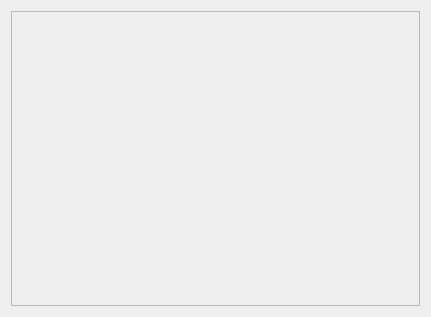
This is src/modules/ui/resourcebarwidget/resourcebarwidget.ui in michimussato/pypelyne2 as Qt 5 draws it before an edit. The edited form follows.
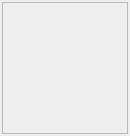
This is the edited form.

Patch:
```diff
--- a/src/modules/ui/resourcebarwidget/resourcebarwidget.ui
+++ b/src/modules/ui/resourcebarwidget/resourcebarwidget.ui
@@ -6,14 +6,20 @@
    <rect>
     <x>0</x>
     <y>0</y>
-    <width>431</width>
-    <height>317</height>
+    <width>130</width>
+    <height>136</height>
    </rect>
   </property>
   <property name="windowTitle">
    <string>Form</string>
   </property>
   <layout class="QGridLayout" name="gridLayout">
+   <property name="margin">
+    <number>2</number>
+   </property>
+   <property name="spacing">
+    <number>0</number>
+   </property>
    <item row="0" column="0">
     <widget class="QScrollArea" name="scroll_area">
      <property name="widgetResizable">
@@ -24,11 +30,17 @@
        <rect>
         <x>0</x>
         <y>0</y>
-        <width>405</width>
-        <height>291</height>
+        <width>124</width>
+        <height>130</height>
        </rect>
       </property>
       <layout class="QGridLayout" name="gridLayout_2">
+       <property name="margin">
+        <number>2</number>
+       </property>
+       <property name="spacing">
+        <number>0</number>
+       </property>
        <item row="0" column="0">
         <layout class="QVBoxLayout" name="scroll_layout"/>
        </item>
```
Left out of the diff: 6 changed lines with no effect on the pictures.
